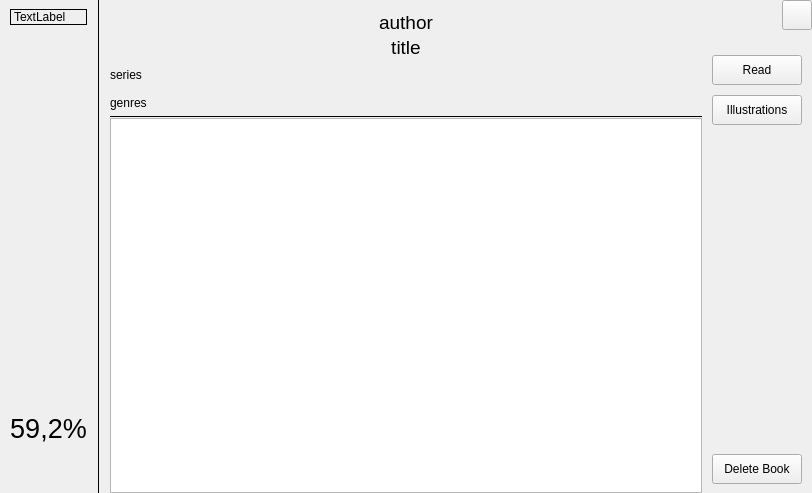
The window that OReaderUi/Sources/main_window/library/book_page/book_page.ui (JerryShe/O-Reader) describes before a commit, drawn with Qt 5.
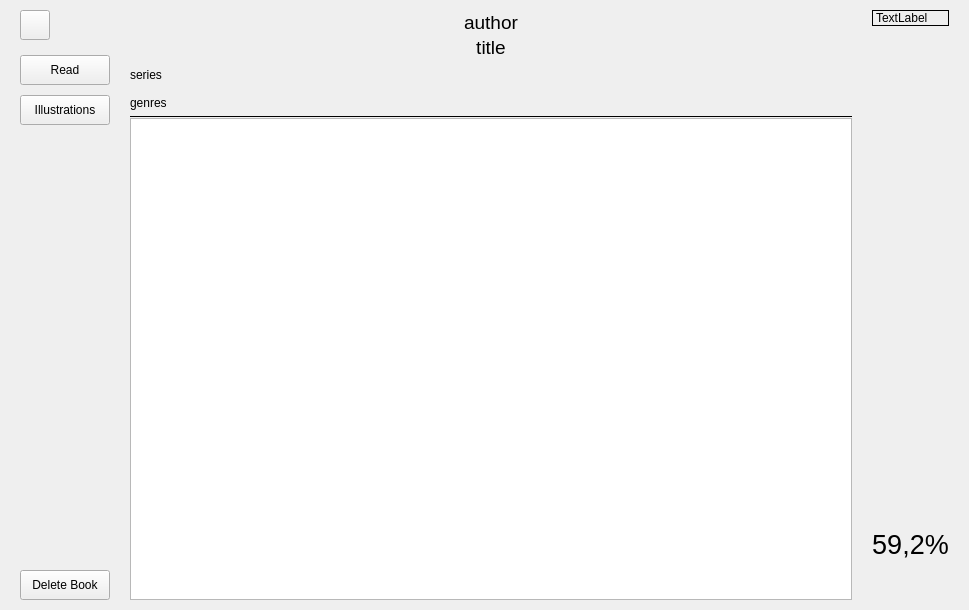
The same window after the commit. The open tabs and pages were chosen to show the change.

Commit message: Update book page and sort by date

```diff
--- a/OReaderUi/Sources/main_window/library/book_page/book_page.ui
+++ b/OReaderUi/Sources/main_window/library/book_page/book_page.ui
@@ -1,20 +1,19 @@
 <?xml version="1.0" encoding="UTF-8"?>
 <ui version="4.0">
  <class>BookPage</class>
- <widget class="QMainWindow" name="BookPage">
+ <widget class="QWidget" name="BookPage">
   <property name="geometry">
    <rect>
     <x>0</x>
     <y>0</y>
-    <width>812</width>
-    <height>493</height>
+    <width>969</width>
+    <height>610</height>
    </rect>
   </property>
   <property name="windowTitle">
    <string>MainWindow</string>
   </property>
-  <widget class="QWidget" name="centralwidget">
-   <layout class="QVBoxLayout" name="verticalLayout">
+  <layout class="QHBoxLayout" name="horizontalLayout_7">
     <property name="spacing">
      <number>0</number>
     </property>
@@ -42,7 +41,7 @@
        <number>1</number>
       </property>
       <widget class="QWidget" name="BookWidget">
-       <layout class="QHBoxLayout" name="horizontalLayout_8" stretch="0,0,1,0">
+      <layout class="QHBoxLayout" name="horizontalLayout_10" stretch="0,1,0">
         <property name="spacing">
          <number>0</number>
         </property>
@@ -59,97 +58,61 @@
          <number>0</number>
         </property>
         <item>
-         <layout class="QVBoxLayout" name="ImageBlock">
+        <layout class="QVBoxLayout" name="ButtonBlock">
           <property name="spacing">
-           <number>0</number>
+          <number>15</number>
           </property>
           <property name="leftMargin">
-           <number>10</number>
+          <number>20</number>
           </property>
           <property name="topMargin">
-           <number>9</number>
+          <number>10</number>
           </property>
           <property name="rightMargin">
            <number>10</number>
           </property>
           <property name="bottomMargin">
-           <number>9</number>
+          <number>10</number>
           </property>
           <item>
-           <widget class="QLabel" name="Image">
-            <property name="sizePolicy">
-             <sizepolicy hsizetype="Preferred" vsizetype="Preferred">
-              <horstretch>2</horstretch>
-              <verstretch>0</verstretch>
-             </sizepolicy>
-            </property>
+          <layout class="QHBoxLayout" name="horizontalLayout_2">
+           <property name="spacing">
+            <number>0</number>
+           </property>
+           <property name="bottomMargin">
+            <number>0</number>
+           </property>
+           <item>
+            <widget class="QPushButton" name="exit_button">
             <property name="minimumSize">
              <size>
-              <width>0</width>
-              <height>0</height>
+               <width>30</width>
+               <height>30</height>
              </size>
             </property>
             <property name="maximumSize">
              <size>
-              <width>200</width>
-              <height>300</height>
-             </size>
-            </property>
-            <property name="frameShape">
-             <enum>QFrame::Box</enum>
-            </property>
+               <width>30</width>
+               <height>30</height>
+              </size>
+             </property>
             <property name="text">
-             <string notr="true">TextLabel</string>
+              <string notr="true"/>
             </property>
            </widget>
           </item>
           <item>
-           <spacer name="verticalSpacer">
+            <spacer name="horizontalSpacer">
             <property name="orientation">
-             <enum>Qt::Vertical</enum>
-            </property>
-            <property name="sizeHint" stdset="0">
-             <size>
-              <width>20</width>
-              <height>40</height>
-             </size>
-            </property>
-           </spacer>
-          </item>
-          <item>
-           <layout class="QHBoxLayout" name="horizontalLayout">
-            <property name="bottomMargin">
-             <number>0</number>
-            </property>
-            <item>
-             <widget class="QLabel" name="BookProgress">
-              <property name="font">
-               <font>
-                <pointsize>20</pointsize>
-               </font>
-              </property>
-              <property name="text">
-               <string notr="true">59,2%</string>
-              </property>
-              <property name="alignment">
-               <set>Qt::AlignCenter</set>
-              </property>
-             </widget>
-            </item>
-           </layout>
-          </item>
-          <item>
-           <spacer name="verticalSpacer_2">
-            <property name="orientation">
-             <enum>Qt::Vertical</enum>
+              <enum>Qt::Horizontal</enum>
             </property>
             <property name="sizeType">
-             <enum>QSizePolicy::Fixed</enum>
+              <enum>QSizePolicy::MinimumExpanding</enum>
             </property>
             <property name="sizeHint" stdset="0">
              <size>
-              <width>20</width>
-              <height>40</height>
+               <width>0</width>
+               <height>20</height>
              </size>
             </property>
            </spacer>
@@ -157,43 +120,40 @@
          </layout>
         </item>
         <item>
-         <widget class="Line" name="leftLine_2">
-          <property name="minimumSize">
-           <size>
-            <width>0</width>
-            <height>50</height>
-           </size>
-          </property>
-          <property name="frameShadow">
-           <enum>QFrame::Plain</enum>
-          </property>
-          <property name="midLineWidth">
-           <number>0</number>
-          </property>
-          <property name="orientation">
-           <enum>Qt::Vertical</enum>
-          </property>
-         </widget>
-        </item>
-        <item>
-         <layout class="QVBoxLayout" name="BookData" stretch="0,0,0,0,0,0,10,0">
+          <layout class="QVBoxLayout" name="VerticalButtonBlock">
           <property name="spacing">
            <number>0</number>
           </property>
-          <property name="leftMargin">
-           <number>10</number>
-          </property>
           <property name="topMargin">
            <number>0</number>
           </property>
           <property name="rightMargin">
-           <number>10</number>
+            <number>0</number>
           </property>
           <property name="bottomMargin">
            <number>0</number>
           </property>
           <item>
-           <spacer name="verticalSpacer_3">
+            <widget class="QPushButton" name="startReading">
+             <property name="minimumSize">
+              <size>
+               <width>90</width>
+               <height>30</height>
+              </size>
+             </property>
+             <property name="maximumSize">
+              <size>
+               <width>70</width>
+               <height>30</height>
+              </size>
+             </property>
+             <property name="text">
+              <string>Read</string>
+             </property>
+            </widget>
+           </item>
+           <item>
+            <spacer name="verticalSpacer_5">
             <property name="orientation">
              <enum>Qt::Vertical</enum>
             </property>
@@ -208,6 +168,78 @@
             </property>
            </spacer>
           </item>
+           <item>
+            <widget class="QPushButton" name="ShowIllustrations">
+             <property name="minimumSize">
+              <size>
+               <width>90</width>
+               <height>30</height>
+              </size>
+             </property>
+             <property name="maximumSize">
+              <size>
+               <width>70</width>
+               <height>30</height>
+              </size>
+             </property>
+             <property name="text">
+              <string>Illustrations</string>
+             </property>
+            </widget>
+           </item>
+           <item>
+            <spacer name="verticalSpacer_6">
+             <property name="orientation">
+              <enum>Qt::Vertical</enum>
+             </property>
+             <property name="sizeHint" stdset="0">
+              <size>
+               <width>20</width>
+               <height>40</height>
+              </size>
+             </property>
+            </spacer>
+           </item>
+           <item>
+            <widget class="QPushButton" name="deleteBook">
+             <property name="minimumSize">
+              <size>
+               <width>90</width>
+               <height>30</height>
+              </size>
+             </property>
+             <property name="maximumSize">
+              <size>
+               <width>70</width>
+               <height>30</height>
+              </size>
+             </property>
+             <property name="text">
+              <string>Delete Book</string>
+             </property>
+            </widget>
+           </item>
+          </layout>
+         </item>
+        </layout>
+       </item>
+       <item>
+        <layout class="QVBoxLayout" name="BookData" stretch="0,0,0,0,0,10,0">
+         <property name="spacing">
+          <number>0</number>
+         </property>
+         <property name="leftMargin">
+          <number>10</number>
+         </property>
+         <property name="topMargin">
+          <number>10</number>
+         </property>
+         <property name="rightMargin">
+          <number>10</number>
+         </property>
+         <property name="bottomMargin">
+          <number>10</number>
+         </property>
           <item>
            <widget class="QLabel" name="author">
             <property name="minimumSize">
@@ -392,99 +424,87 @@
          </layout>
         </item>
         <item>
-         <layout class="QVBoxLayout" name="ButtonBlock">
+        <layout class="QVBoxLayout" name="ImageBlock">
           <property name="spacing">
-           <number>15</number>
+          <number>0</number>
           </property>
           <property name="leftMargin">
-           <number>0</number>
+          <number>10</number>
           </property>
           <property name="topMargin">
-           <number>0</number>
+          <number>10</number>
           </property>
           <property name="rightMargin">
-           <number>0</number>
-          </property>
-          <item>
-           <layout class="QHBoxLayout" name="horizontalLayout_2">
-            <property name="spacing">
-             <number>0</number>
+          <number>20</number>
             </property>
             <property name="bottomMargin">
-             <number>0</number>
+          <number>10</number>
             </property>
             <item>
-             <spacer name="horizontalSpacer">
-              <property name="orientation">
-               <enum>Qt::Horizontal</enum>
-              </property>
-              <property name="sizeType">
-               <enum>QSizePolicy::MinimumExpanding</enum>
-              </property>
-              <property name="sizeHint" stdset="0">
+          <widget class="QLabel" name="CoverImage">
+           <property name="sizePolicy">
+            <sizepolicy hsizetype="Preferred" vsizetype="Preferred">
+             <horstretch>2</horstretch>
+             <verstretch>0</verstretch>
+            </sizepolicy>
+           </property>
+           <property name="minimumSize">
                <size>
                 <width>0</width>
-                <height>20</height>
+             <height>0</height>
+            </size>
+           </property>
+           <property name="maximumSize">
+            <size>
+             <width>200</width>
+             <height>300</height>
+            </size>
+           </property>
+           <property name="frameShape">
+            <enum>QFrame::Box</enum>
+           </property>
+           <property name="text">
+            <string notr="true">TextLabel</string>
+           </property>
+          </widget>
+         </item>
+         <item>
+          <spacer name="verticalSpacer">
+           <property name="orientation">
+            <enum>Qt::Vertical</enum>
+           </property>
+           <property name="sizeHint" stdset="0">
+            <size>
+             <width>20</width>
+             <height>40</height>
                </size>
               </property>
              </spacer>
             </item>
             <item>
-             <widget class="QPushButton" name="exit_button">
-              <property name="minimumSize">
-               <size>
-                <width>30</width>
-                <height>30</height>
-               </size>
-              </property>
-              <property name="maximumSize">
-               <size>
-                <width>30</width>
-                <height>30</height>
-               </size>
-              </property>
-              <property name="text">
-               <string notr="true"/>
-              </property>
-             </widget>
-            </item>
-           </layout>
-          </item>
-          <item>
-           <layout class="QVBoxLayout" name="VerticalButtonBlock">
-            <property name="spacing">
-             <number>0</number>
-            </property>
-            <property name="topMargin">
-             <number>10</number>
-            </property>
-            <property name="rightMargin">
-             <number>10</number>
-            </property>
+          <layout class="QHBoxLayout" name="horizontalLayout">
             <property name="bottomMargin">
-             <number>9</number>
+            <number>0</number>
             </property>
             <item>
-             <widget class="QPushButton" name="startReading">
-              <property name="minimumSize">
-               <size>
-                <width>90</width>
-                <height>30</height>
-               </size>
-              </property>
-              <property name="maximumSize">
-               <size>
-                <width>70</width>
-                <height>30</height>
-               </size>
+            <widget class="QLabel" name="BookProgress">
+             <property name="font">
+              <font>
+               <pointsize>20</pointsize>
+              </font>
               </property>
               <property name="text">
-               <string>Read</string>
+              <string notr="true">59,2%</string>
+             </property>
+             <property name="alignment">
+              <set>Qt::AlignCenter</set>
               </property>
              </widget>
             </item>
+          </layout>
+         </item>
             <item>
-             <spacer name="verticalSpacer_5">
+          <spacer name="verticalSpacer_2">
               <property name="orientation">
                <enum>Qt::Vertical</enum>
               </property>
@@ -494,63 +514,10 @@
               <property name="sizeHint" stdset="0">
                <size>
                 <width>20</width>
-                <height>10</height>
-               </size>
-              </property>
-             </spacer>
-            </item>
-            <item>
-             <widget class="QPushButton" name="ShowIllustrations">
-              <property name="minimumSize">
-               <size>
-                <width>90</width>
-                <height>30</height>
-               </size>
-              </property>
-              <property name="maximumSize">
-               <size>
-                <width>70</width>
-                <height>30</height>
-               </size>
-              </property>
-              <property name="text">
-               <string>Illustrations</string>
-              </property>
-             </widget>
-            </item>
-            <item>
-             <spacer name="verticalSpacer_6">
-              <property name="orientation">
-               <enum>Qt::Vertical</enum>
-              </property>
-              <property name="sizeHint" stdset="0">
-               <size>
-                <width>20</width>
                 <height>40</height>
                </size>
               </property>
              </spacer>
-            </item>
-            <item>
-             <widget class="QPushButton" name="deleteBook">
-              <property name="minimumSize">
-               <size>
-                <width>90</width>
-                <height>30</height>
-               </size>
-              </property>
-              <property name="maximumSize">
-               <size>
-                <width>70</width>
-                <height>30</height>
-               </size>
-              </property>
-              <property name="text">
-               <string>Delete Book</string>
-              </property>
-             </widget>
-            </item>
-           </layout>
           </item>
          </layout>
         </item>
@@ -942,7 +909,6 @@
      </widget>
     </item>
    </layout>
-  </widget>
  </widget>
  <resources/>
  <connections/>
```
Left out of the diff: 182 changed lines with no effect on the pictures. Lines whose indentation alone changed are shown as unchanged. The commit also changes 23 other files.
